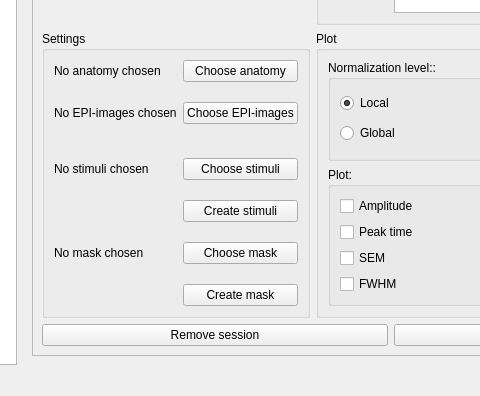
pfechd/jabe, file src/ui/mainwindow.ui: the form before one commit; both pictures show x 332 to 812 and y 295 to 691 of the 1100 by 691 pixel window.
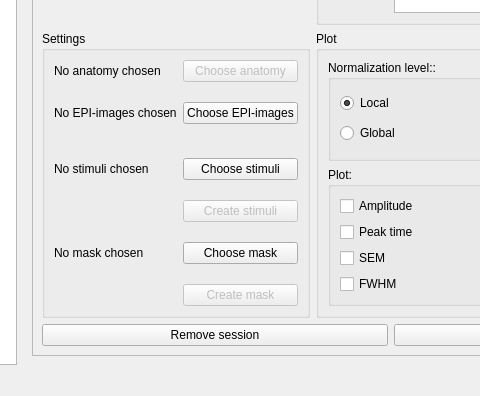
The form after the commit. The open tabs and pages were chosen to show the change.

Diff of the .ui file:
```diff
--- a/src/ui/mainwindow.ui
+++ b/src/ui/mainwindow.ui
@@ -1264,6 +1264,9 @@
                   </item>
                   <item row="0" column="1">
                    <widget class="QPushButton" name="add_session_anatomy_btn">
+                    <property name="enabled">
+                     <bool>false</bool>
+                    </property>
                     <property name="text">
                      <string>Choose anatomy</string>
                     </property>
@@ -1302,6 +1305,9 @@
                   </item>
                   <item row="6" column="1">
                    <widget class="QPushButton" name="create_session_mask_btn">
+                    <property name="enabled">
+                     <bool>false</bool>
+                    </property>
                     <property name="text">
                      <string>Create mask</string>
                     </property>
@@ -1309,6 +1315,9 @@
                   </item>
                   <item row="3" column="1">
                    <widget class="QPushButton" name="create_session_stimuli_btn">
+                    <property name="enabled">
+                     <bool>false</bool>
+                    </property>
                     <property name="text">
                      <string>Create stimuli</string>
                     </property>
```
Left out of the diff: 10 changed lines with no effect on the pictures.
